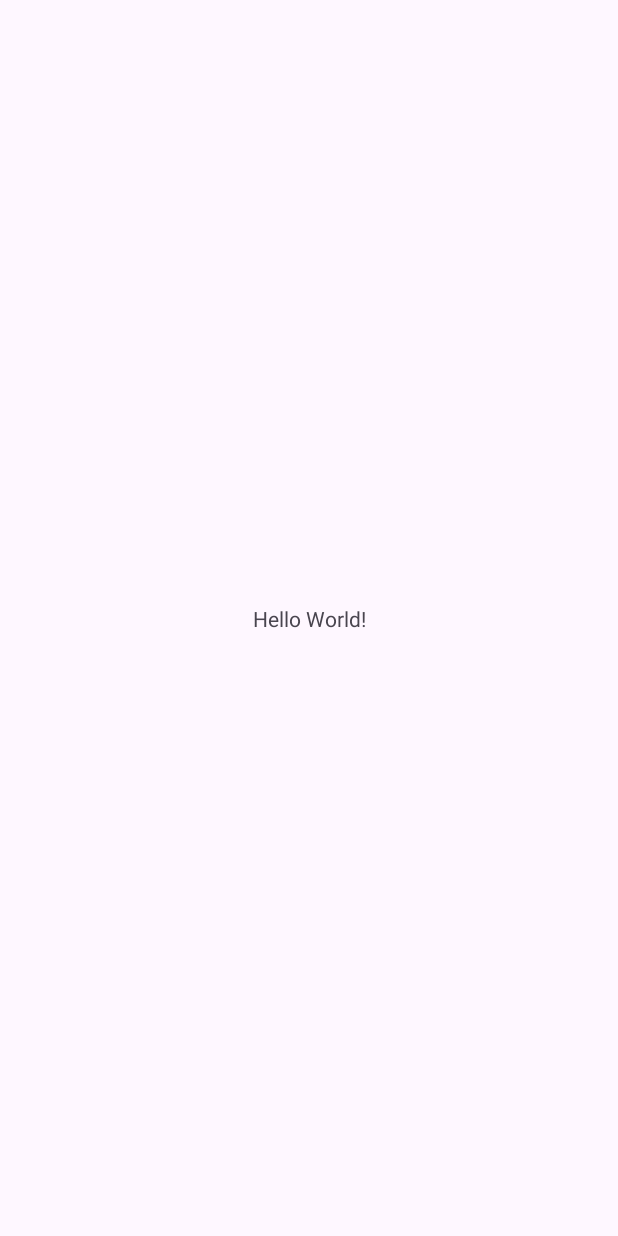
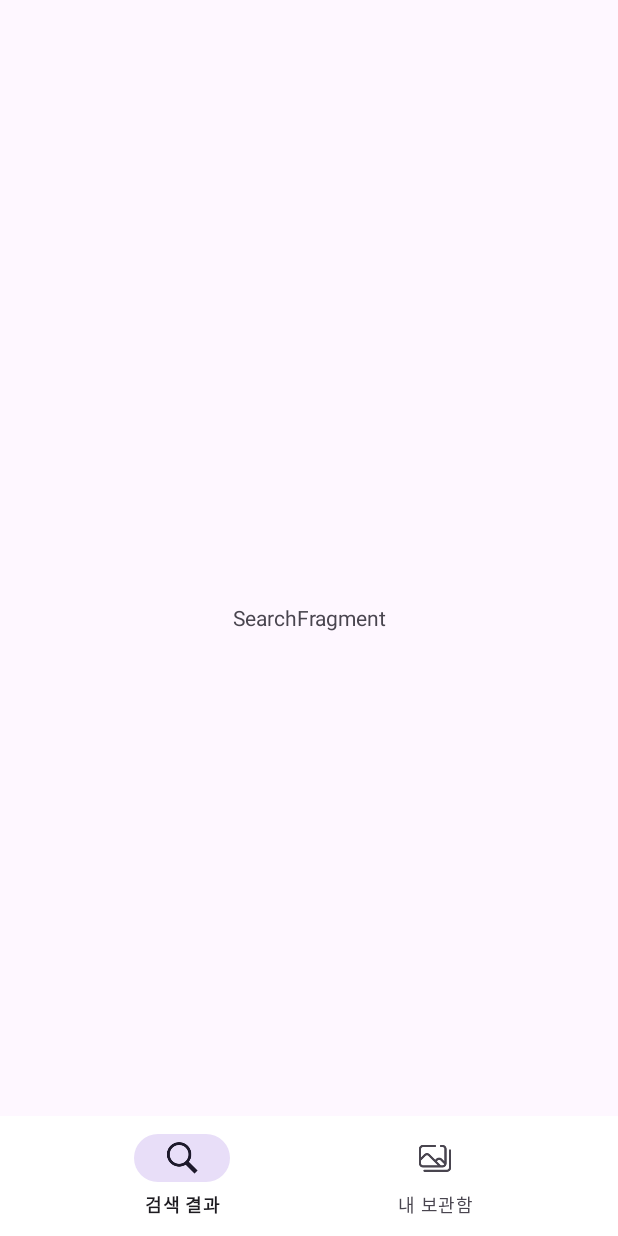
Before and after one commit to Dyaoss/MyRealImageSearch, an Android app: the screen it shows after launch (MainActivity), on a phone screen of 412 x 824 dp. Before the commit the screen is almost empty. Run offline under Robolectric (Android 15) with nearby library versions, the phone set to English and light mode, and no system bars.

Commit message:
init: viewpager, bottomnavi 초기설정

```diff
--- a/app/build.gradle.kts
+++ b/app/build.gradle.kts
@@ -60,6 +60,8 @@ dependencies {
     implementation ("com.github.skydoves:powerspinner:1.2.6")
     implementation("com.google.android.gms:play-services-maps:18.1.0")
     implementation ("com.google.android.gms:play-services-location:21.0.1")
+    implementation("androidx.navigation:navigation-fragment-ktx:2.7.7")
+    implementation("androidx.navigation:navigation-ui-ktx:2.7.7")
 
     testImplementation(libs.junit)
     androidTestImplementation(libs.androidx.junit)
--- /dev/null
+++ b/app/src/main/java/com/example/myrealimagesearch/Adapter/ViewpagerAdapter.kt
@@ -0,0 +1,24 @@
+package com.example.myrealimagesearch.Adapter
+
+import androidx.fragment.app.Fragment
+import androidx.fragment.app.FragmentActivity
+import androidx.viewpager2.adapter.FragmentStateAdapter
+import com.example.myrealimagesearch.presentation.search.SearchFragment
+import com.example.myrealimagesearch.presentation.mypick.MyPickFragment
+
+class ViewPagerAdapter(fragmentActivity: FragmentActivity) :
+    FragmentStateAdapter(fragmentActivity) {
+
+    private lateinit var viewpagerAdapter: ViewPagerAdapter
+
+    private val fragmentList = listOf<Fragment>(SearchFragment(), MyPickFragment())
+
+    override fun getItemCount(): Int {
+        return fragmentList.size
+    }
+
+    override fun createFragment(position: Int): Fragment {
+        return fragmentList[position]
+    }
+
+}
--- a/app/src/main/java/com/example/myrealimagesearch/MainActivity.kt
+++ b/app/src/main/java/com/example/myrealimagesearch/MainActivity.kt
@@ -1,20 +1,53 @@
 package com.example.myrealimagesearch
 
 import android.os.Bundle
-import androidx.activity.enableEdgeToEdge
 import androidx.appcompat.app.AppCompatActivity
-import androidx.core.view.ViewCompat
-import androidx.core.view.WindowInsetsCompat
+import androidx.viewpager2.widget.ViewPager2
+import com.example.myrealimagesearch.Adapter.ViewPagerAdapter
+import com.example.myrealimagesearch.databinding.ActivityMainBinding
 
 class MainActivity : AppCompatActivity() {
+    private val binding by lazy { ActivityMainBinding.inflate(layoutInflater) }
+
     override fun onCreate(savedInstanceState: Bundle?) {
         super.onCreate(savedInstanceState)
-        enableEdgeToEdge()
-        setContentView(R.layout.activity_main)
-        ViewCompat.setOnApplyWindowInsetsListener(findViewById(R.id.main)) { v, insets ->
-            val systemBars = insets.getInsets(WindowInsetsCompat.Type.systemBars())
-            v.setPadding(systemBars.left, systemBars.top, systemBars.right, systemBars.bottom)
-            insets
+        setContentView(binding.root)
+
+        initViewPager()
+        initBottomNavi()
+    }
+
+    // 뷰페이저 어댑터 연결
+    private fun initViewPager() {
+        val viewPager = binding.mainViewpager
+        val viewPagerAdapter = ViewPagerAdapter(this)
+
+        viewPager.adapter = viewPagerAdapter
+
+        // 뷰페이저 넘기기 -> bottomnavigation도 활성화
+        viewPager.registerOnPageChangeCallback(
+            object : ViewPager2.OnPageChangeCallback() {
+                override fun onPageSelected(position: Int) {
+                    super.onPageSelected(position)
+                    binding.bottomNavibar.menu.getItem(position).isChecked = true
+                }
+            })
+    }
+
+    //Bottomnavegation 설정
+    private fun initBottomNavi() {
+        binding.bottomNavibar.setOnItemSelectedListener {
+            when (it.itemId) {
+                R.id.search_result -> {
+                    binding.mainViewpager.currentItem = 0
+                    return@setOnItemSelectedListener true
+                }
+
+                else -> {
+                    binding.mainViewpager.currentItem = 1
+                    return@setOnItemSelectedListener true
+                }
+            }
         }
     }
 }
--- /dev/null
+++ b/app/src/main/java/com/example/myrealimagesearch/presentation/search/SearchFragment.kt
@@ -0,0 +1,20 @@
+package com.example.myrealimagesearch.presentation.search
+
+import android.os.Bundle
+import androidx.fragment.app.Fragment
+import android.view.LayoutInflater
+import android.view.View
+import android.view.ViewGroup
+import com.example.myrealimagesearch.R
+
+class SearchFragment : Fragment() {
+
+
+    override fun onCreateView(
+        inflater: LayoutInflater, container: ViewGroup?,
+        savedInstanceState: Bundle?
+    ): View? {
+        return inflater.inflate(R.layout.fragment_search, container, false)
+    }
+
+}
--- a/app/src/main/res/layout/activity_main.xml
+++ b/app/src/main/res/layout/activity_main.xml
@@ -7,13 +7,24 @@
     android:layout_height="match_parent"
     tools:context=".MainActivity">
 
-    <TextView
-        android:layout_width="wrap_content"
-        android:layout_height="wrap_content"
-        android:text="Hello World!"
+    <androidx.viewpager2.widget.ViewPager2
+        android:id="@+id/main_viewpager"
+        android:layout_width="0dp"
+        android:layout_height="0dp"
         app:layout_constraintBottom_toBottomOf="parent"
         app:layout_constraintEnd_toEndOf="parent"
         app:layout_constraintStart_toStartOf="parent"
         app:layout_constraintTop_toTopOf="parent" />
 
+
+    <com.google.android.material.bottomnavigation.BottomNavigationView
+        android:id="@+id/bottom_navibar"
+        android:layout_width="match_parent"
+        android:layout_height="wrap_content"
+        android:background="#FFFFFF"
+        app:labelVisibilityMode="labeled"
+        app:layout_constraintBottom_toBottomOf="parent"
+        app:layout_constraintEnd_toEndOf="parent"
+        app:layout_constraintStart_toStartOf="parent"
+        app:menu="@menu/bottom_menu" />
 </androidx.constraintlayout.widget.ConstraintLayout>
--- /dev/null
+++ b/app/src/main/res/layout/fragment_search.xml
@@ -0,0 +1,15 @@
+<?xml version="1.0" encoding="utf-8"?>
+<FrameLayout xmlns:android="http://schemas.android.com/apk/res/android"
+    xmlns:tools="http://schemas.android.com/tools"
+    android:layout_width="match_parent"
+    android:layout_height="match_parent"
+    tools:context=".presentation.search.SearchFragment">
+
+    <!-- TODO: Update blank fragment layout -->
+    <TextView
+        android:layout_width="match_parent"
+        android:layout_height="match_parent"
+        android:text="SearchFragment"
+        android:gravity="center"/>
+
+</FrameLayout>
--- /dev/null
+++ b/app/src/main/res/menu/bottom_menu.xml
@@ -0,0 +1,19 @@
+<?xml version="1.0" encoding="utf-8"?>
+<menu xmlns:android="http://schemas.android.com/apk/res/android"
+    xmlns:app="http://schemas.android.com/apk/res-auto">
+
+    <item
+        android:id="@+id/search_result"
+        android:enabled="true"
+        android:icon="@drawable/icon_search"
+        android:title="@string/bottom_navi_search_result"
+        app:showAsAction="always" />
+
+    <item
+        android:id="@+id/my_storage"
+        android:enabled="true"
+        android:icon="@drawable/icon_storage"
+        android:title="@string/bottom_navi_my_storage"
+        app:showAsAction="always" />
+
+</menu>
--- a/app/src/main/res/values/strings.xml
+++ b/app/src/main/res/values/strings.xml
@@ -1,3 +1,7 @@
 <resources>
     <string name="app_name">MyRealImageSearch</string>
+    <string name="bottom_navi_search_result">검색 결과</string>
+    <string name="bottom_navi_my_storage">내 보관함</string>
+    <!-- TODO: Remove or change this placeholder text -->
+    <string name="hello_blank_fragment">Hello blank fragment</string>
 </resources>
```
Also changed, not shown: app/src/main/java/com/example/myrealimagesearch/presentation/mypick/MyPickFragment.kt (added, +26 -0 lines), app/src/main/res/drawable/menu_click_color.xml (added, +8 -0 lines), app/src/main/res/layout/fragment_my_pick.xml (added, +14 -0 lines), app/src/main/res/drawable/icon_search.png (added), app/src/main/res/drawable/icon_storage.png (added).
